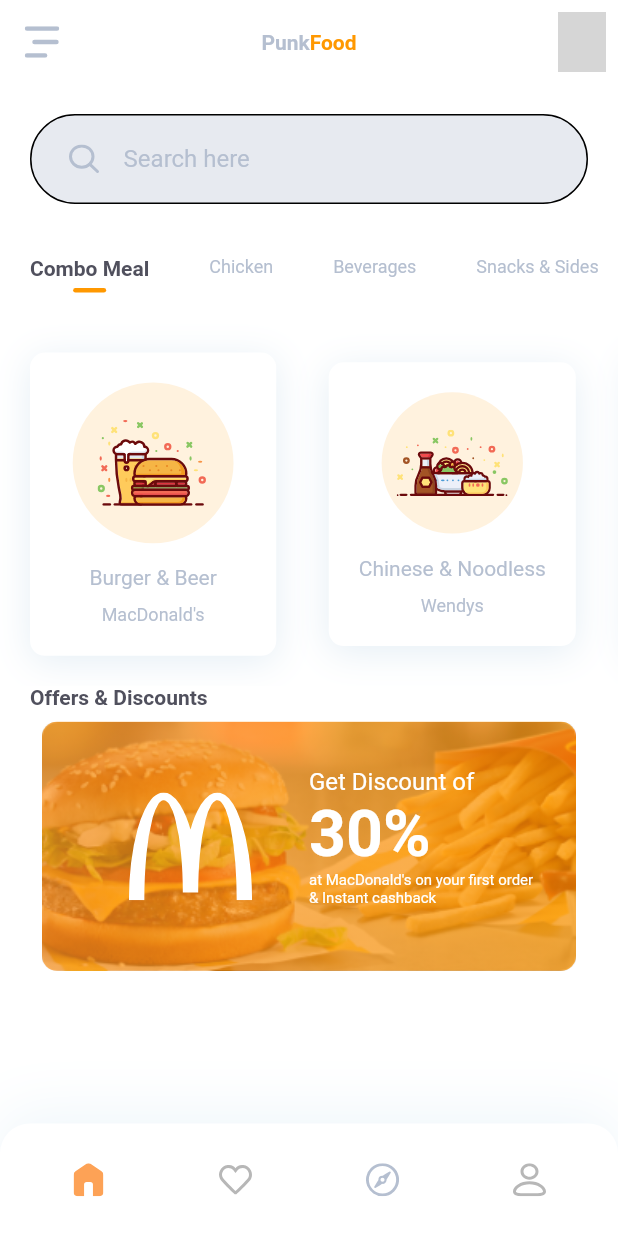
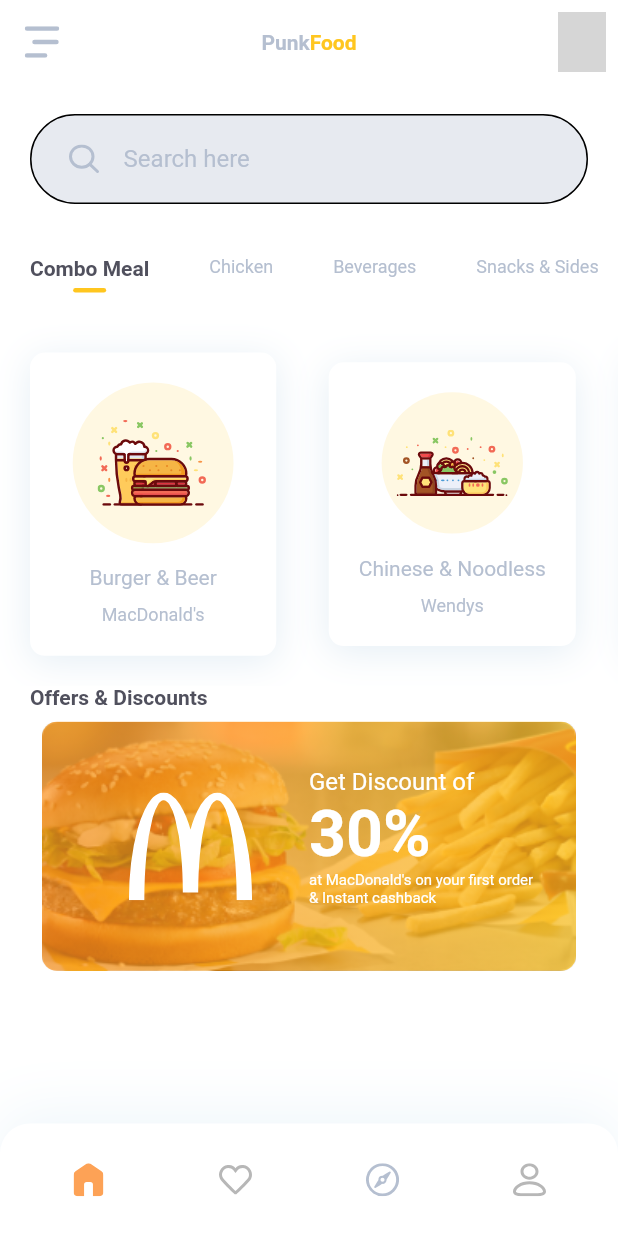
Before and after one commit to thanhliem-SE/flutter-demo-app, a Flutter app: the screen it shows after launch, on a phone screen of 412 x 824 dp. Run offline on Flutter 3.47's test engine with Material 2 defaults, Android fonts, the phone set to English and light mode, and no system bars; our stand-ins replace flutter_svg; grey boxes are pictures that could not be loaded.

Commit message:
fix primarySwatch color

```diff
--- a/lib/constants.dart
+++ b/lib/constants.dart
@@ -1,6 +1,6 @@
 import 'package:flutter/material.dart';
 
-const kPrimaryColor = Colors.orange;
+const kPrimaryColor = Color(0xFFFFC61F);
 const ksecondaryColor = Color(0xFFB5BFD0);
 const kTextColor = Color(0xFF50505D);
 const kTextLightColor = Color(0xFF6A727D);
--- a/lib/main.dart
+++ b/lib/main.dart
@@ -10,12 +10,14 @@ class MyApp extends StatelessWidget {
   // This widget is the root of your application.
   @override
   Widget build(BuildContext context) {
+    //Set fullscreen
     SystemChrome.setEnabledSystemUIMode(SystemUiMode.manual, overlays: []);
+
     return MaterialApp(
       debugShowCheckedModeBanner: false,
       title: 'Food App',
       theme: ThemeData(
-        primarySwatch: kPrimaryColor,
+        primarySwatch: createMaterialColor(kPrimaryColor),
         scaffoldBackgroundColor: Colors.white,
         textTheme: const TextTheme(
           bodyText1: TextStyle(color: ksecondaryColor),
@@ -25,4 +27,24 @@ class MyApp extends StatelessWidget {
       home: const HomeScreen(),
     );
   }
+
+  MaterialColor createMaterialColor(Color color) {
+    List strengths = <double>[.05];
+    final swatch = <int, Color>{};
+    final int r = color.red, g = color.green, b = color.blue;
+
+    for (int i = 1; i < 10; i++) {
+      strengths.add(0.1 * i);
+    }
+    for (var strength in strengths) {
+      final double ds = 0.5 - strength;
+      swatch[(strength * 1000).round()] = Color.fromRGBO(
+        r + ((ds < 0 ? r : (255 - r)) * ds).round(),
+        g + ((ds < 0 ? g : (255 - g)) * ds).round(),
+        b + ((ds < 0 ? b : (255 - b)) * ds).round(),
+        1,
+      );
+    }
+    return MaterialColor(color.value, swatch);
+  }
 }
--- a/lib/screens/details/detail_screen.dart
+++ b/lib/screens/details/detail_screen.dart
@@ -1,7 +1,6 @@
 import 'package:flutter/material.dart';
 import 'package:food_ordering_app/constants.dart';
 import 'package:food_ordering_app/screens/details/components/detail_app_bar.dart';
-import 'package:food_ordering_app/screens/home/components/body.dart';
 
 class DetailScreen extends StatelessWidget {
   const DetailScreen({Key? key}) : super(key: key);
@@ -17,13 +16,13 @@ class DetailScreen extends StatelessWidget {
 }
 
 class Body extends StatelessWidget {
-  const Body({ Key? key }) : super(key: key);
+  const Body({Key? key}) : super(key: key);
 
   @override
   Widget build(BuildContext context) {
     return Column(
       children: <Widget>[
-        Image.asset()
+        Image.asset("assets/images/burger.png"),
       ],
     );
   }
```
